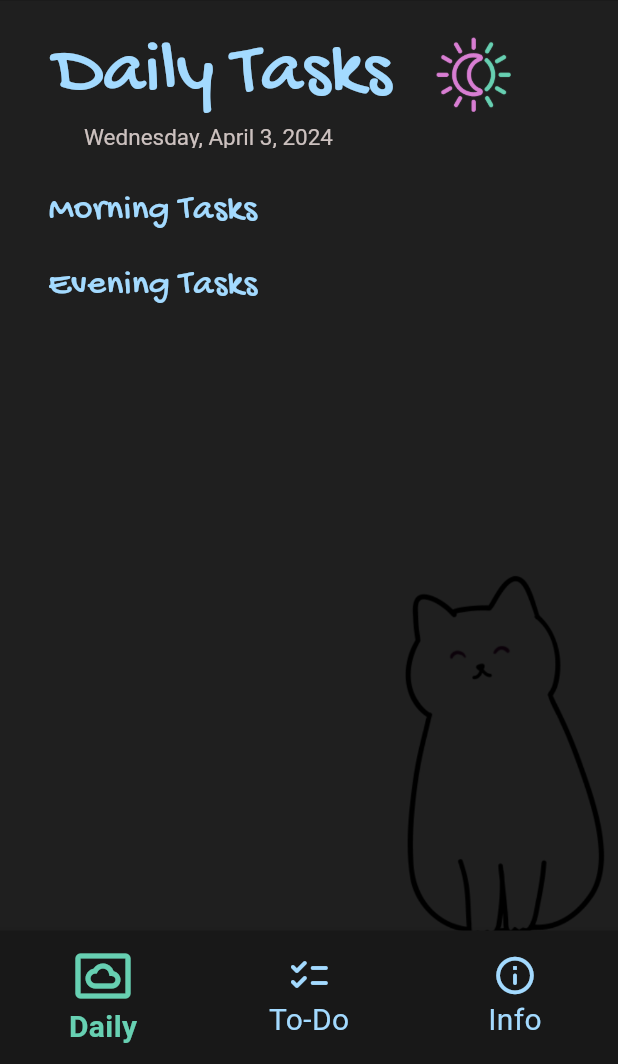
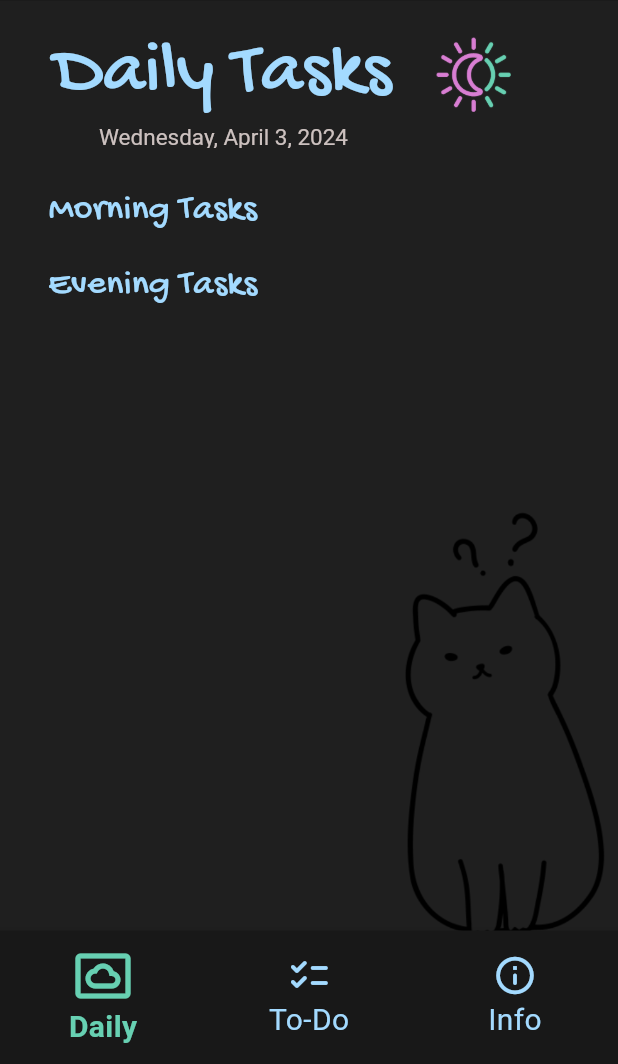
Before and after one commit to puranenjenny/scatterbrain, a Flutter app: the screen it shows after launch, on a phone screen of 412 x 824 dp, the part 172-1236 px from its top. Run offline on Flutter 3.47's test engine with Material 3 defaults, Android fonts, the phone set to English and light mode, and no system bars; our stand-ins replace sqflite; accounts and stored records are empty; Roboto replaces fonts that are missing (FiraCode, FireCode).

Commit message:
kuvan muutos toimii sivulla daily tehtävien mukaan

```diff
--- a/lib/daily_sivu.dart
+++ b/lib/daily_sivu.dart
@@ -12,6 +12,7 @@ class DailySivu extends StatefulWidget {
 class _DailySivuState extends State<DailySivu> {
   List<Daily> _morningDailys = [];
   List<Daily> _eveningDailys = [];
+
 
   @override
   void initState() {
@@ -56,6 +57,20 @@ class _DailySivuState extends State<DailySivu> {
   );
   }
 
+  String _getBackgroundImage() {
+    bool allMorningDone = _morningDailys.isNotEmpty && _morningDailys.every((task) => task.done);
+    bool allEveningDone = _eveningDailys.isNotEmpty && _eveningDailys.every((task) => task.done);
+
+    if (allMorningDone && !allEveningDone) {
+      return "images/tausta_aamu.png";
+    } else if (allMorningDone && allEveningDone) {
+      return "images/tausta_ilta.png";
+    } else {
+      return "images/tausta_alku.png";
+    }
+  }
+
+
  @override
 Widget build(BuildContext context) {
     String formattedDate = DateFormat('EEEE, MMMM d, y').format(DateTime.now());
@@ -79,7 +94,7 @@ Widget build(BuildContext context) {
                 ],
               ),
               Padding(
-                padding: const EdgeInsets.only(left: 20),
+                padding: const EdgeInsets.only(left: 30),
                 child: Text(formattedDate, style: TextStyle(color: PilkutBeessi, fontSize: 15, fontFamily: 'FiraCode')),
               ),
             ],
@@ -91,8 +106,8 @@ Widget build(BuildContext context) {
           Container(
             decoration: BoxDecoration(
               image: DecorationImage(
-                image: AssetImage("images/tausta_aamu.png"), // Taustakuva
-                fit: BoxFit.cover, // Muuta BoxFit.coveriksi, jotta se peittää koko alueen
+                image: AssetImage(_getBackgroundImage()), // haetaan taustakuva
+                fit: BoxFit.cover, // täyttää koko alueen
               ),
             ),
           ),
--- a/lib/info_sivu.dart
+++ b/lib/info_sivu.dart
@@ -8,7 +8,7 @@ class InfoSivu extends StatelessWidget {
       backgroundColor: Tausta,
       appBar: AppBar(
         backgroundColor: Tausta,
-        toolbarHeight: 90,
+        toolbarHeight: 98,
         title: Padding(
           padding: const EdgeInsets.only(left: 20, right: 20, top: 25, bottom: 25),
           child: Text('Info', style: TextStyle(color:Sininen, fontSize: 50, fontFamily: 'GochiHand')),
```
Also changed, not shown: lib/todo_sivu.dart (+11 -8 lines).
